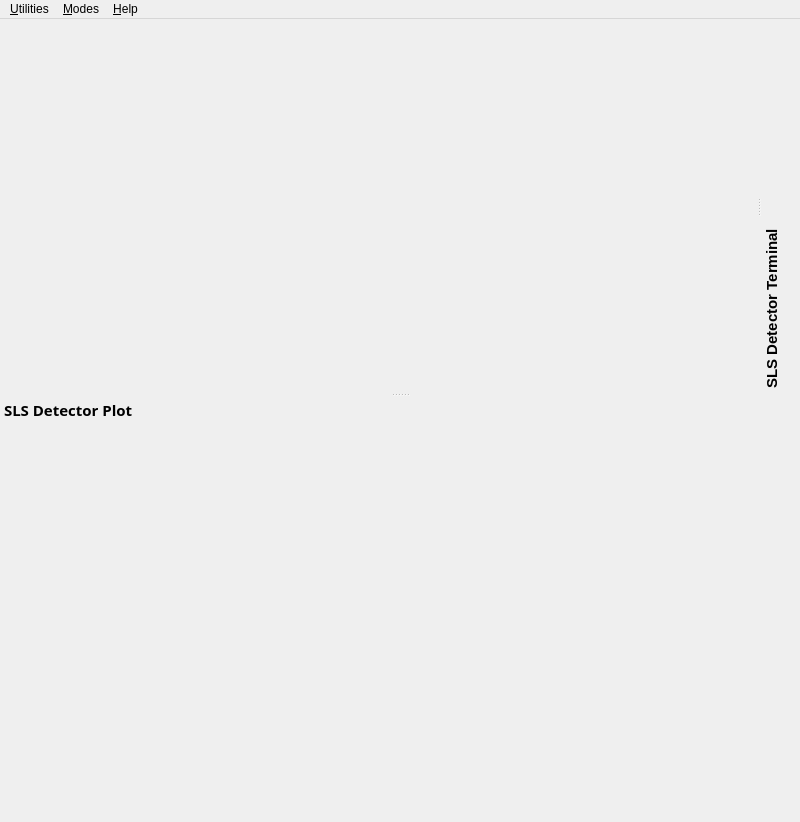
The window that slsDetectorGui/forms/form_detectormain.ui (slsdetectorgroup/slsDetectorPackage) describes before a commit, drawn with Qt 5.
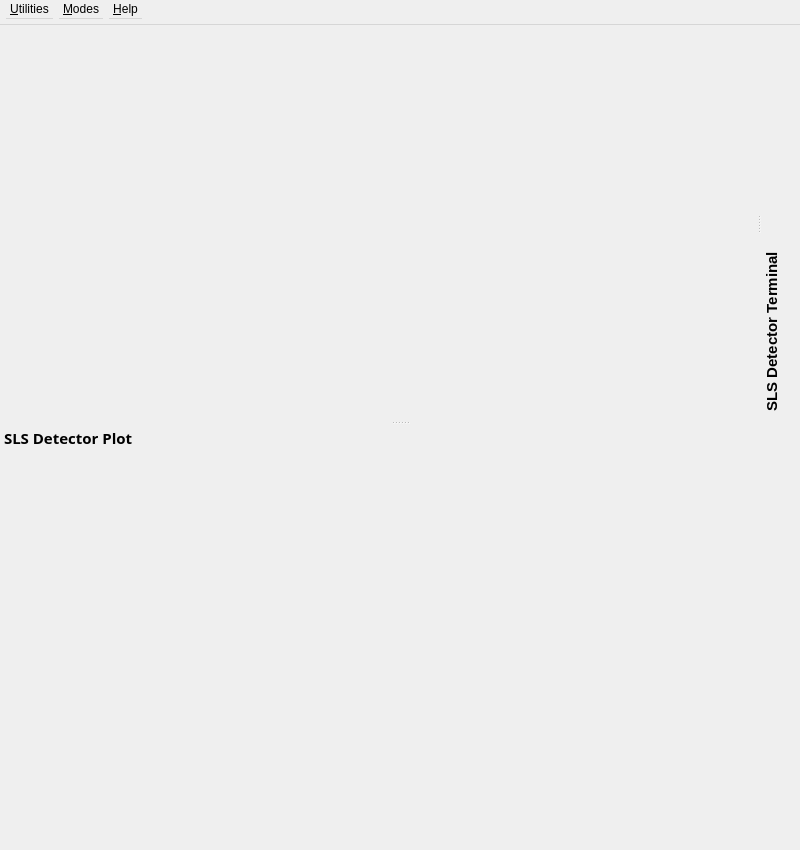
The same window after the commit.

```diff
--- a/slsDetectorGui/forms/form_detectormain.ui
+++ b/slsDetectorGui/forms/form_detectormain.ui
@@ -10,7 +10,7 @@
     <x>0</x>
     <y>0</y>
     <width>800</width>
-    <height>822</height>
+    <height>800</height>
    </rect>
   </property>
   <property name="sizePolicy">
@@ -44,7 +44,7 @@
   </property>
   <widget class="QWidget" name="centralwidget">
    <property name="sizePolicy">
-    <sizepolicy hsizetype="Preferred" vsizetype="Fixed">
+    <sizepolicy hsizetype="Preferred" vsizetype="Preferred">
      <horstretch>0</horstretch>
      <verstretch>0</verstretch>
     </sizepolicy>
@@ -52,13 +52,13 @@
    <property name="minimumSize">
     <size>
      <width>0</width>
-     <height>0</height>
+     <height>395</height>
     </size>
    </property>
    <property name="maximumSize">
     <size>
      <width>524287</width>
-     <height>450</height>
+     <height>395</height>
     </size>
    </property>
   </widget>
@@ -71,6 +71,24 @@
      <height>25</height>
     </rect>
    </property>
+   <property name="sizePolicy">
+    <sizepolicy hsizetype="MinimumExpanding" vsizetype="MinimumExpanding">
+     <horstretch>0</horstretch>
+     <verstretch>0</verstretch>
+    </sizepolicy>
+   </property>
+   <property name="minimumSize">
+    <size>
+     <width>0</width>
+     <height>25</height>
+    </size>
+   </property>
+   <property name="maximumSize">
+    <size>
+     <width>16777215</width>
+     <height>25</height>
+    </size>
+   </property>
    <property name="font">
     <font>
      <pointsize>9</pointsize>
@@ -132,13 +150,13 @@
    <property name="minimumSize">
     <size>
      <width>38</width>
-     <height>369</height>
+     <height>200</height>
     </size>
    </property>
    <property name="maximumSize">
     <size>
      <width>524287</width>
-     <height>524287</height>
+     <height>390</height>
     </size>
    </property>
    <property name="palette">
@@ -251,8 +269,11 @@
    </widget>
   </widget>
   <widget class="QDockWidget" name="dockWidgetPlot">
+   <property name="enabled">
+    <bool>true</bool>
+   </property>
    <property name="sizePolicy">
-    <sizepolicy hsizetype="Fixed" vsizetype="Fixed">
+    <sizepolicy hsizetype="Expanding" vsizetype="Fixed">
      <horstretch>0</horstretch>
      <verstretch>0</verstretch>
     </sizepolicy>
```
Left out of the diff: 3 changed lines with no effect on the pictures.
